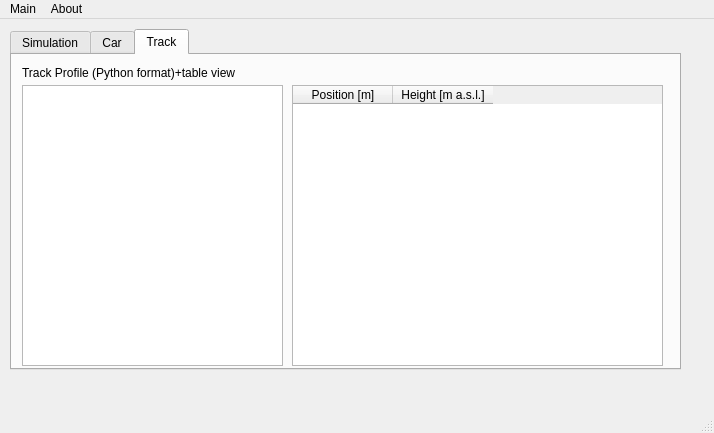
Before: the Qt Designer form gui/mainWindow.ui in kubasaw/carSim, drawn with Qt 5.
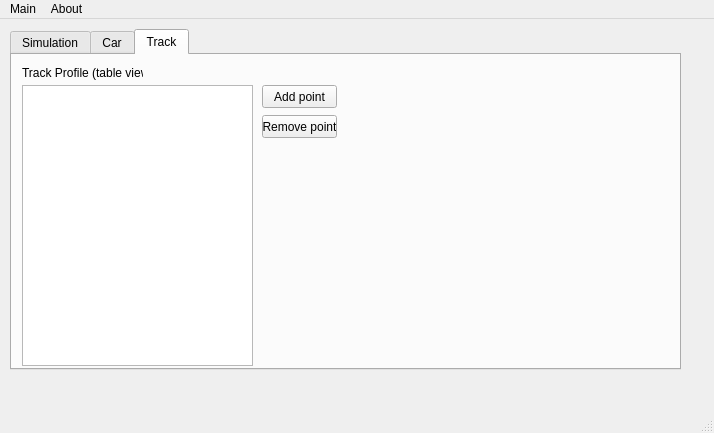
After: the same form once the commit is applied. The open tabs and pages were chosen to show the change.

The edit to the form file:
```diff
--- a/gui/mainWindow.ui
+++ b/gui/mainWindow.ui
@@ -149,48 +149,63 @@
      <attribute name="title">
       <string>Track</string>
      </attribute>
-     <widget class="QPlainTextEdit" name="trackVerticalProfileField">
-      <property name="geometry">
-       <rect>
-        <x>10</x>
-        <y>30</y>
-        <width>261</width>
-        <height>281</height>
-       </rect>
-      </property>
-     </widget>
      <widget class="QLabel" name="trackVerticalProfileLabel">
       <property name="geometry">
        <rect>
         <x>10</x>
         <y>10</y>
-        <width>251</width>
+        <width>121</width>
         <height>16</height>
        </rect>
       </property>
       <property name="text">
-       <string>Track Profile (Python format)+table view</string>
+       <string>Track Profile (table view)</string>
       </property>
      </widget>
-     <widget class="QTableWidget" name="trackVerticalProfileTab">
+     <widget class="QTableView" name="trackVerticalProfileTab">
       <property name="geometry">
        <rect>
-        <x>280</x>
+        <x>10</x>
         <y>30</y>
-        <width>371</width>
+        <width>231</width>
         <height>281</height>
        </rect>
       </property>
-      <column>
-       <property name="text">
-        <string>Position [m]</string>
-       </property>
-      </column>
-      <column>
-       <property name="text">
-        <string>Height [m a.s.l.]</string>
-       </property>
-      </column>
+      <property name="focusPolicy">
+       <enum>Qt::WheelFocus</enum>
+      </property>
+      <property name="alternatingRowColors">
+       <bool>true</bool>
+      </property>
+      <property name="sortingEnabled">
+       <bool>true</bool>
+      </property>
+     </widget>
+     <widget class="QPushButton" name="rowInsertButton">
+      <property name="geometry">
+       <rect>
+        <x>250</x>
+        <y>30</y>
+        <width>75</width>
+        <height>23</height>
+       </rect>
+      </property>
+      <property name="text">
+       <string>Add point</string>
+      </property>
+     </widget>
+     <widget class="QPushButton" name="rowDeleteButton">
+      <property name="geometry">
+       <rect>
+        <x>250</x>
+        <y>60</y>
+        <width>75</width>
+        <height>23</height>
+       </rect>
+      </property>
+      <property name="text">
+       <string>Remove point</string>
+      </property>
      </widget>
     </widget>
    </widget>
```
Left out of the diff: 2 changed lines with no effect on the pictures.
